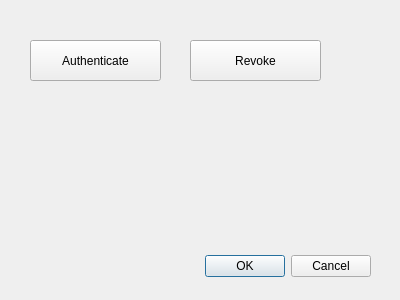
Before: the Qt Designer form src/UI/settings-dialog.ui in OPENSPHERE-Inc/src-link, drawn with Qt 5.
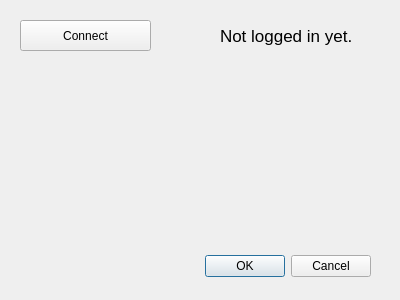
After: the same form once the commit is applied.

Patch:
```diff
--- a/src/UI/settings-dialog.ui
+++ b/src/UI/settings-dialog.ui
@@ -32,27 +32,32 @@
   <widget class="QPushButton" name="authButton">
    <property name="geometry">
     <rect>
-     <x>30</x>
-     <y>40</y>
+     <x>20</x>
+     <y>20</y>
      <width>131</width>
-     <height>41</height>
+     <height>31</height>
     </rect>
    </property>
    <property name="text">
-    <string>Authenticate</string>
+    <string>Connect</string>
    </property>
   </widget>
-  <widget class="QPushButton" name="revokeButton">
+  <widget class="QLabel" name="accountName">
    <property name="geometry">
     <rect>
-     <x>190</x>
-     <y>40</y>
-     <width>131</width>
-     <height>41</height>
+     <x>220</x>
+     <y>20</y>
+     <width>151</width>
+     <height>31</height>
     </rect>
    </property>
+   <property name="font">
+    <font>
+     <pointsize>13</pointsize>
+    </font>
+   </property>
    <property name="text">
-    <string>Revoke</string>
+    <string>Not logged in yet.</string>
    </property>
   </widget>
  </widget>
```
